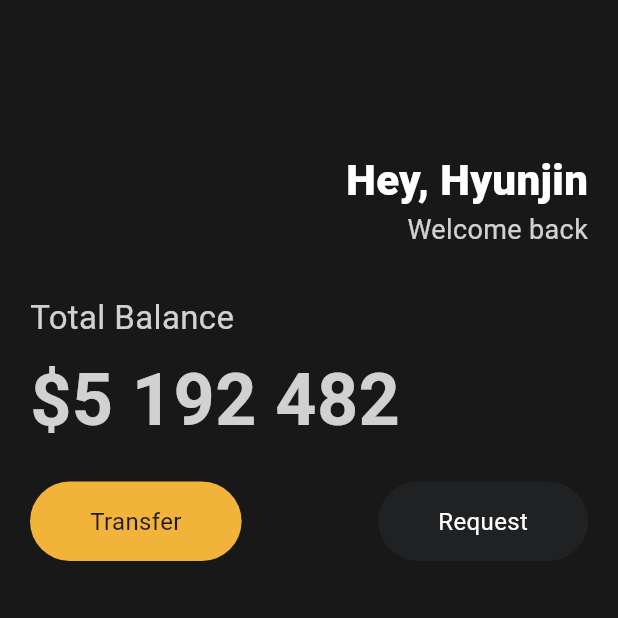
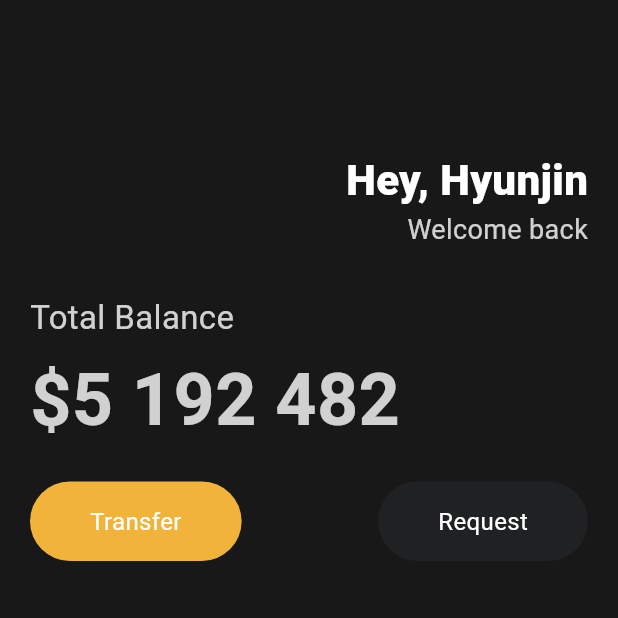
Before and after one commit to hulkcodeer/my_flutter_app, a Flutter app: the screen it shows after launch, on a phone screen of 412 x 824 dp, the top half of it. Run offline on Flutter 3.47's test engine with Material 3 defaults, Android fonts, the phone set to English and light mode, and no system bars.

Commit message:
:construction: 재사용 가능한 버튼 생성

```diff
--- a/lib/main.dart
+++ b/lib/main.dart
@@ -1,4 +1,5 @@
 import 'package:flutter/material.dart';
+import 'package:my_flutter_app/widgets/button.dart';
 
 void main() {
   runApp(const App());
@@ -70,35 +71,17 @@ class App extends StatelessWidget {
                 const SizedBox(
                   height: 20,
                 ),
-                Row(
+                const Row(
                   mainAxisAlignment: MainAxisAlignment.spaceBetween,
                   children: [
-                    Container(
-                      decoration: BoxDecoration(
-                          color: const Color(0xFFF2B33A),
-                          borderRadius: BorderRadius.circular(45)),
-                      child: const Padding(
-                        padding:
-                            EdgeInsets.symmetric(vertical: 15, horizontal: 40),
-                        child: Text(
-                          'Transfer',
-                          style: TextStyle(fontSize: 16),
-                        ),
-                      ),
-                    ),
-                    Container(
-                      decoration: BoxDecoration(
-                          color: const Color(0xFF1F2123),
-                          borderRadius: BorderRadius.circular(45)),
-                      child: const Padding(
-                        padding:
-                            EdgeInsets.symmetric(vertical: 15, horizontal: 40),
-                        child: Text(
-                          'Request',
-                          style: TextStyle(fontSize: 16, color: Colors.white),
-                        ),
-                      ),
-                    ),
+                    Button(
+                        text: 'Transfer',
+                        bgColor: Color(0xFFF2B33A),
+                        textColor: Colors.white),
+                    Button(
+                        text: 'Request',
+                        bgColor: Color(0xFF1F2123),
+                        textColor: Colors.white),
                   ],
                 )
               ],
```
